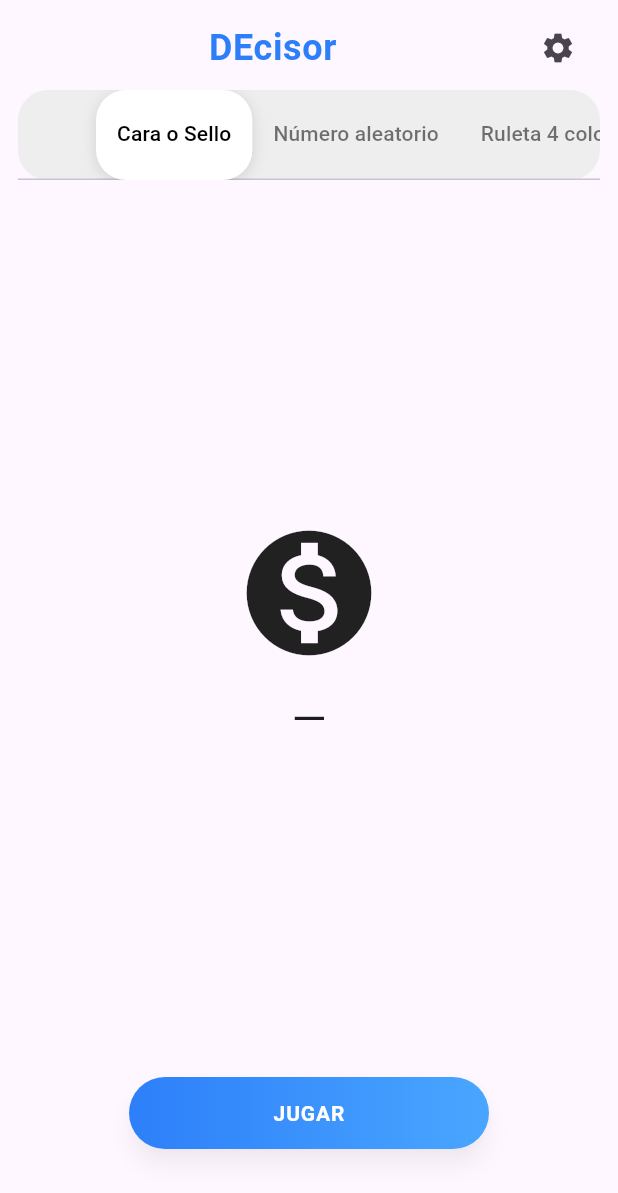
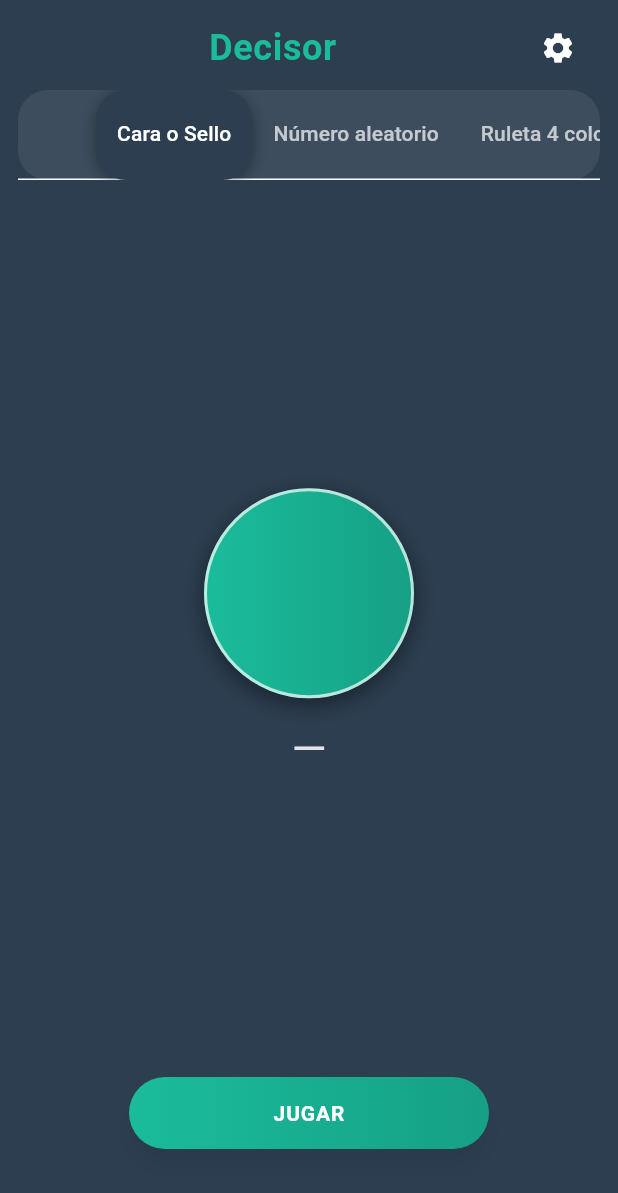
Before and after one commit to amilcarpg/Rnadom, a Flutter app: the screen it shows after launch, on a phone screen of 412 x 824 dp. Shown: the top 1193 px of the screen. Run offline on Flutter 3.47's test engine with Material 3 defaults, Android fonts, the phone set to English and light mode, and no system bars; drawn by our look-alikes of google_mobile_ads; our stand-ins replace shared_preferences; network calls fail.

Commit message:
version2

```diff
--- /dev/null
+++ b/devtools_options.yaml
@@ -0,0 +1,3 @@
+description: This file stores settings for Dart & Flutter DevTools.
+documentation: https://docs.flutter.dev/tools/devtools/extensions#configure-extension-enablement-states
+extensions:
--- a/lib/core/constants.dart
+++ b/lib/core/constants.dart
@@ -5,6 +5,25 @@ class AppColors {
   static const blue = Color(0xFF2D7FF9);
   static const red = Color(0xFFE34D4D);
   static const green = Color(0xFF28C76F);
+}
+
+/// Paleta base de UI (lib/ui/AGENTS.md)
+class AppPalette {
+  static const background = Color(0xFF2C3E50); // ó 0xFF2D3250
+  static const textPrimary = Color(0xFFFFFFFF);
+  static const textSecondary = Color(0xFFBDC3C7); // ó 0xFFA9A9A9
+  static const accent = Color(0xFF1ABC9C); // ó 0xFF4ECDC4
+  static const accentDark = Color(0xFF16A085); // ó 0xFF3BA082
+  static const separator = Color(0xFF4A6572); // ó 0xFF3B3B3B
+}
+
+/// Espaciado basado en grid de 8pt
+class Spacing {
+  static const double xs = 4;
+  static const double s = 8;
+  static const double m = 12;
+  static const double l = 16;
+  static const double xl = 24;
 }
 
 class AppLimits {
--- a/lib/core/theme.dart
+++ b/lib/core/theme.dart
@@ -1,17 +1,50 @@
 import 'package:flutter/material.dart';
 
+import 'constants.dart';
+
 ThemeData buildTheme() {
-  final base = ThemeData.light(useMaterial3: true);
+  final base = ThemeData.dark(useMaterial3: true);
+  final scheme = ColorScheme.dark(
+    background: AppPalette.background,
+    surface: AppPalette.background,
+    primary: AppPalette.accent,
+    secondary: AppPalette.accentDark,
+    error: AppColors.red,
+    onBackground: AppPalette.textPrimary,
+    onSurface: AppPalette.textPrimary,
+    onPrimary: Colors.white,
+    onSecondary: Colors.white,
+  );
+  final textTheme = base.textTheme.apply(
+    bodyColor: AppPalette.textPrimary,
+    displayColor: AppPalette.textPrimary,
+  ).copyWith(
+    // Resultado grande 28–32sp
+    displayMedium: base.textTheme.displayMedium?.copyWith(fontSize: 30),
+    titleLarge: base.textTheme.titleLarge?.copyWith(fontSize: 24, fontWeight: FontWeight.w600),
+    bodyMedium: base.textTheme.bodyMedium?.copyWith(fontSize: 15),
+    bodySmall: base.textTheme.bodySmall?.copyWith(fontSize: 13, color: AppPalette.textSecondary),
+  );
+
   return base.copyWith(
-    colorScheme: base.colorScheme.copyWith(
-      primary: const Color(0xFF2D7FF9),
-      secondary: const Color(0xFFF7D154),
-      error: const Color(0xFFE34D4D),
-      tertiary: const Color(0xFF28C76F),
+    colorScheme: scheme,
+    scaffoldBackgroundColor: AppPalette.background,
+    appBarTheme: const AppBarTheme(centerTitle: true, backgroundColor: Colors.transparent, elevation: 0),
+    textTheme: textTheme,
+    inputDecorationTheme: const InputDecorationTheme(
+      filled: true,
+      fillColor: Color(0x33222A33),
+      border: OutlineInputBorder(borderRadius: BorderRadius.all(Radius.circular(12)), borderSide: BorderSide.none),
+      labelStyle: TextStyle(color: AppPalette.textSecondary),
     ),
-    appBarTheme: const AppBarTheme(centerTitle: true),
-    textTheme: base.textTheme.copyWith(
-      displayMedium: base.textTheme.displayMedium?.copyWith(fontSize: 30),
+    elevatedButtonTheme: ElevatedButtonThemeData(
+      style: ElevatedButton.styleFrom(minimumSize: const Size(160, 48), shape: const StadiumBorder()),
     ),
+    tabBarTheme: const TabBarTheme(
+      indicatorSize: TabBarIndicatorSize.tab,
+      labelColor: Colors.white,
+      unselectedLabelColor: Color(0xB3FFFFFF),
+    ),
+    dividerColor: AppPalette.separator,
   );
 }
--- a/lib/ui/home_screen.dart
+++ b/lib/ui/home_screen.dart
@@ -71,10 +71,10 @@ class _HomeScreenState extends State<HomeScreen> {
                       children: [
                         Expanded(
                           child: Text(
-                            'DEcisor',
+                            'Decisor',
                             textAlign: TextAlign.center,
-                            style: theme.textTheme.headlineSmall?.copyWith(
-                              color: const Color(0xFF2D7FF9),
+                            style: theme.textTheme.titleLarge?.copyWith(
+                              color: theme.colorScheme.primary,
                               fontWeight: FontWeight.w700,
                               letterSpacing: 0.4,
                             ),
@@ -94,22 +94,19 @@ class _HomeScreenState extends State<HomeScreen> {
                     padding: const EdgeInsets.symmetric(horizontal: 12.0),
                     child: DecoratedBox(
                       decoration: BoxDecoration(
-                        color: Colors.grey.shade200,
+                        color: theme.colorScheme.onSurface.withOpacity(0.08),
                         borderRadius: BorderRadius.circular(20),
                       ),
                       child: TabBar(
                         isScrollable: true,
                         labelPadding: const EdgeInsets.symmetric(horizontal: 14, vertical: 6),
-                        indicatorSize: TabBarIndicatorSize.tab,
                         indicator: BoxDecoration(
-                          color: Colors.white,
+                          color: theme.colorScheme.surface,
                           borderRadius: BorderRadius.circular(20),
                           boxShadow: const [
-                            BoxShadow(color: Colors.black12, blurRadius: 8, offset: Offset(0, 2)),
+                            BoxShadow(color: Colors.black38, blurRadius: 8, offset: Offset(0, 2)),
                           ],
                         ),
-                        labelColor: Colors.black,
-                        unselectedLabelColor: Colors.black54,
                         tabs: [for (final m in modes) Tab(text: m.name)],
                       ),
                     ),
@@ -205,7 +202,8 @@ class _GradientCTA extends StatelessWidget {
 
   @override
   Widget build(BuildContext context) {
-    const colors = [Color(0xFF2D7FF9), Color(0xFF49A6FF)];
+    final scheme = Theme.of(context).colorScheme;
+    final colors = [scheme.primary, scheme.secondary];
     return SizedBox(
       width: 240,
       height: 48,
@@ -222,7 +220,7 @@ class _GradientCTA extends StatelessWidget {
         ),
         child: Ink(
           decoration: BoxDecoration(
-            gradient: LinearGradient(colors: enabled ? colors : colors.map((c) => c.withValues(alpha: 0.5)).toList()),
+            gradient: LinearGradient(colors: enabled ? colors : colors.map((c) => c.withOpacity(0.5)).toList()),
             borderRadius: BorderRadius.circular(24),
           ),
           child: Center(
--- a/lib/ui/modes/coin_screen.dart
+++ b/lib/ui/modes/coin_screen.dart
@@ -1,6 +1,7 @@
 import 'dart:async';
 
 import 'package:flutter/material.dart';
+import 'dart:ui' as ui;
 import 'package:provider/provider.dart';
 
 import '../../services/rng_service.dart';
@@ -12,6 +13,37 @@ class CoinScreen extends StatefulWidget {
 
   @override
   State<CoinScreen> createState() => _CoinScreenState();
+}
+
+class _CoinFace extends StatelessWidget {
+  final String? face; // 'Cara' | 'Sello' | null
+  const _CoinFace({required this.face});
+
+  @override
+  Widget build(BuildContext context) {
+    final scheme = Theme.of(context).colorScheme;
+    return Container(
+      width: 140,
+      height: 140,
+      decoration: BoxDecoration(
+        shape: BoxShape.circle,
+        gradient: LinearGradient(colors: [scheme.primary, scheme.secondary]),
+        boxShadow: const [BoxShadow(color: Colors.black45, blurRadius: 12, offset: Offset(0, 4))],
+        border: Border.all(color: Colors.white70, width: 2),
+      ),
+      child: Center(
+        child: Text(
+          face == null ? '' : (face == 'Cara' ? 'CARA' : 'SELLO'),
+          style: const TextStyle(
+            color: Colors.white,
+            fontWeight: FontWeight.w800,
+            letterSpacing: 1.2,
+            fontSize: 24,
+          ),
+        ),
+      ),
+    );
+  }
 }
 
 class _CoinScreenState extends State<CoinScreen> with SingleTickerProviderStateMixin {
@@ -61,8 +93,16 @@ class _CoinScreenState extends State<CoinScreen> with SingleTickerProviderStateM
         mainAxisAlignment: MainAxisAlignment.center,
         children: [
           RotationTransition(
-            turns: Tween<double>(begin: 0, end: 3).animate(CurvedAnimation(parent: _controller, curve: Curves.easeOut)),
-            child: const Icon(Icons.monetization_on, size: 100),
+            turns: Tween<double>(begin: 0, end: 3).animate(
+              CurvedAnimation(parent: _controller, curve: Curves.easeOut),
+            ),
+            child: ImageFiltered(
+              imageFilter: ui.ImageFilter.blur(
+                sigmaX: _controller.isAnimating ? 5 : 0,
+                sigmaY: _controller.isAnimating ? 5 : 0,
+              ),
+              child: _CoinFace(face: _result),
+            ),
           ),
           const SizedBox(height: 16),
           Semantics(
--- a/lib/ui/modes/wheel4_screen.dart
+++ b/lib/ui/modes/wheel4_screen.dart
@@ -75,6 +75,9 @@ class _Wheel4ScreenState extends State<Wheel4Screen> with SingleTickerProviderSt
                 physics: const NeverScrollableScrollPhysics(),
                 children: List.generate(4, (i) {
                   final selected = _selected == i;
+                  final Color textColor = (i == 0 || i == 3) // Amarillo o Verde
+                      ? Colors.black
+                      : Colors.white; // Azul o Rojo
                   return AnimatedContainer(
                     duration: const Duration(milliseconds: 250),
                     decoration: BoxDecoration(
@@ -84,7 +87,7 @@ class _Wheel4ScreenState extends State<Wheel4Screen> with SingleTickerProviderSt
                     child: Center(
                       child: Text(
                         labels[i],
-                        style: const TextStyle(color: Colors.white, fontWeight: FontWeight.bold),
+                        style: TextStyle(color: textColor, fontWeight: FontWeight.bold),
                       ),
                     ),
                   );
@@ -98,7 +101,7 @@ class _Wheel4ScreenState extends State<Wheel4Screen> with SingleTickerProviderSt
             value: _selected == null ? '' : labels[_selected!],
             liveRegion: true,
             child: Text(
-              _selected == null ? '—' : labels[_selected!],
+              _selected == null ? '-' : labels[_selected!],
               style: Theme.of(context).textTheme.displayMedium,
             ),
           ),
```
Also changed, not shown: 1 other file.
